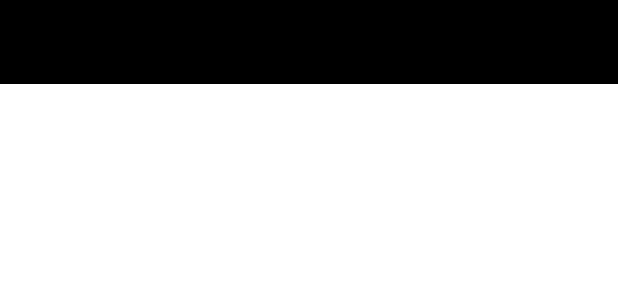
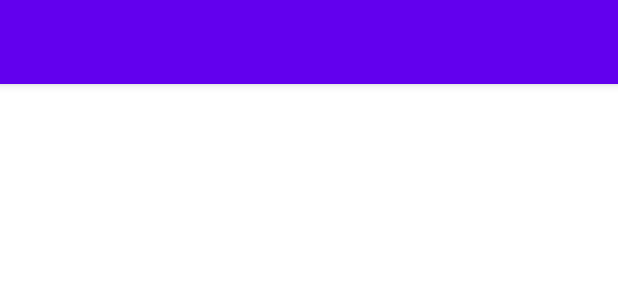
Before and after one commit to junaid786-prog/quiz-drawer-app, an Android app: the layout activity_main.xml on its own in the app's theme, with its tools: preview values and no code run, on a phone screen of 412 x 824 dp. Shown: the top 300 px of the screen. Run offline under Robolectric (Android 15) with nearby library versions, the phone set to English and light mode, and no system bars.

Commit message:
app bar added

```diff
--- a/app/src/main/res/layout/activity_main.xml
+++ b/app/src/main/res/layout/activity_main.xml
@@ -1,5 +1,6 @@
 <?xml version="1.0" encoding="utf-8"?>
-<androidx.drawerlayout.widget.DrawerLayout xmlns:android="http://schemas.android.com/apk/res/android"
+<androidx.drawerlayout.widget.DrawerLayout
+    xmlns:android="http://schemas.android.com/apk/res/android"
     xmlns:app="http://schemas.android.com/apk/res-auto"
     xmlns:tools="http://schemas.android.com/tools"
     android:layout_width="match_parent"
@@ -7,8 +8,13 @@
     android:layout_gravity="center_horizontal"
     android:fitsSystemWindows="true"
     tools:context=".MainActivity"
+    android:id="@+id/drawerLayout"
     tools:openDrawer="start">
 
+    <include
+        layout="@layout/app_bar_main"
+        android:layout_height="wrap_content"
+        android:layout_width="wrap_content" />
     <com.google.android.material.navigation.NavigationView
         android:id="@+id/navigationView"
         android:layout_width="wrap_content"
@@ -18,6 +24,5 @@
         app:headerLayout="@layout/header_layout"
         app:menu="@menu/navigation_items"
         >
-
     </com.google.android.material.navigation.NavigationView>
 </androidx.drawerlayout.widget.DrawerLayout>
--- /dev/null
+++ b/app/src/main/res/layout/app_bar_main.xml
@@ -0,0 +1,19 @@
+<?xml version="1.0" encoding="utf-8"?>
+<LinearLayout
+    android:orientation="vertical"
+    xmlns:android="http://schemas.android.com/apk/res/android"
+    android:layout_width="match_parent"
+    android:layout_height="match_parent">
+    <com.google.android.material.appbar.AppBarLayout
+        android:layout_width="match_parent"
+        android:layout_height="wrap_content"
+        >
+        <androidx.appcompat.widget.Toolbar
+            android:layout_width="match_parent"
+            android:layout_height="wrap_content"
+            android:id="@+id/toolbar"
+            >
+
+        </androidx.appcompat.widget.Toolbar>
+    </com.google.android.material.appbar.AppBarLayout>
+</LinearLayout>
--- a/app/src/main/res/values-night/themes.xml
+++ b/app/src/main/res/values-night/themes.xml
@@ -1,6 +1,6 @@
 <resources xmlns:tools="http://schemas.android.com/tools">
     <!-- Base application theme. -->
-    <style name="Theme.QuizApp" parent="Theme.MaterialComponents.DayNight.DarkActionBar">
+    <style name="Theme.QuizApp" parent="Theme.MaterialComponents.DayNight.NoActionBar">
         <!-- Primary brand color. -->
         <item name="colorPrimary">@color/purple_200</item>
         <item name="colorPrimaryVariant">@color/purple_700</item>
--- a/app/src/main/res/values/themes.xml
+++ b/app/src/main/res/values/themes.xml
@@ -1,6 +1,6 @@
 <resources xmlns:tools="http://schemas.android.com/tools">
     <!-- Base application theme. -->
-    <style name="Theme.QuizApp" parent="Theme.MaterialComponents.DayNight.DarkActionBar">
+    <style name="Theme.QuizApp" parent="Theme.MaterialComponents.DayNight.NoActionBar">
         <!-- Primary brand color. -->
         <item name="colorPrimary">@color/purple_500</item>
         <item name="colorPrimaryVariant">@color/purple_700</item>
```
Also changed, not shown: app/src/main/res/layout/content_main.xml (added, +14 -0 lines).
